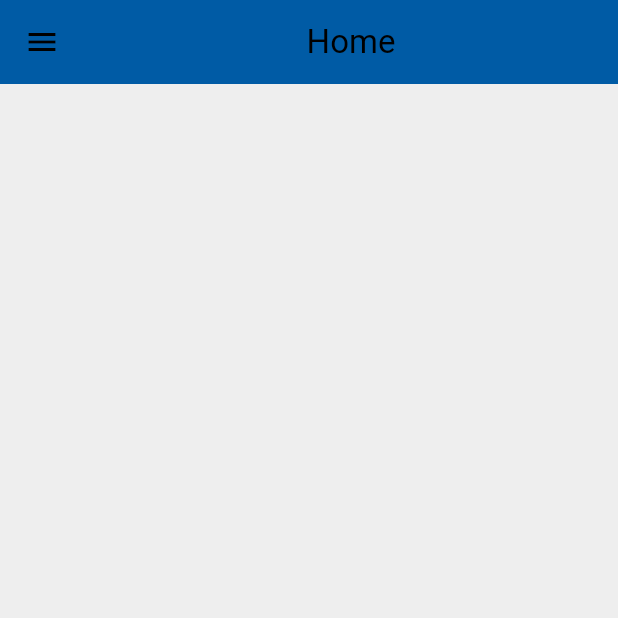
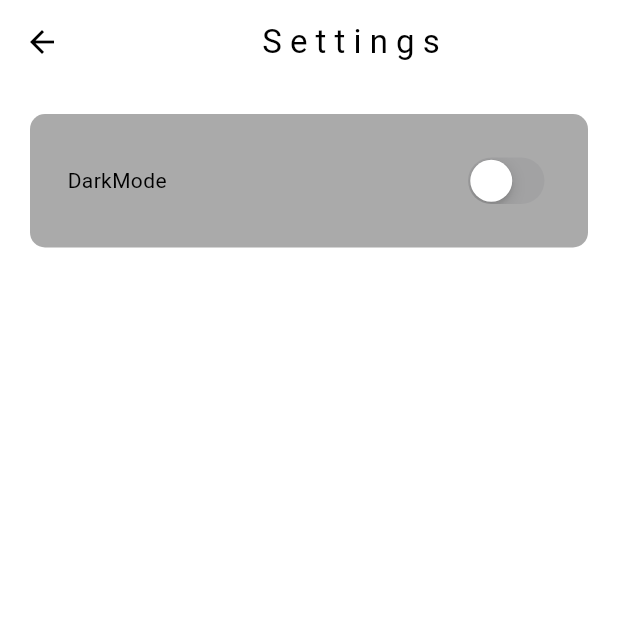
Before and after one commit to yakobsolo/Flutter-Projects, a Flutter app: the screen it shows once a user with an empty profile is signed in, in the side drawer, after a tap on "S E T T I N G S", on a phone screen of 412 x 824 dp, the top half of it. Run offline on Flutter 3.47's test engine with Material 3 defaults, Android fonts, the phone set to English and light mode, and no system bars; our stand-ins replace cloud_firestore, firebase_auth, firebase_core, flutter_dotenv, geocoding, geolocator and 3 more; missing offline and left inert: tmdb_api; accounts and stored records are empty; generated files the repository leaves out were written again; network calls fail.

Commit message:
fit(add settings page)

```diff
--- a/chatapp/lib/features/homepage/widgets/drawerpage.dart
+++ b/chatapp/lib/features/homepage/widgets/drawerpage.dart
@@ -1,14 +1,20 @@
+import 'package:chatapp/features/settingspage/UI/settingspage.dart';
 import 'package:firebase_auth/firebase_auth.dart';
 import 'package:flutter/material.dart';
 import 'package:google_sign_in/google_sign_in.dart';
 
-class DrawerPage extends StatelessWidget {
+class DrawerPage extends StatefulWidget {
   const DrawerPage({super.key});
 
+  @override
+  State<DrawerPage> createState() => _DrawerPageState();
+}
+
+class _DrawerPageState extends State<DrawerPage> {
   signOut() async {
-      await GoogleSignIn().signOut();
-      await FirebaseAuth.instance.signOut();
-    }
+    await GoogleSignIn().signOut();
+    await FirebaseAuth.instance.signOut();
+  }
 
   @override
   Widget build(BuildContext context) {
@@ -45,7 +51,13 @@ class DrawerPage extends StatelessWidget {
                   horizontal: 15.0,
                 ),
                 child: ListTile(
-                  onTap: () => Navigator.pop(context),
+                  onTap: () {
+                    Navigator.pop(context);
+                    Navigator.push(
+                        context,
+                        MaterialPageRoute(
+                            builder: (context) => const SettingsPage()));
+                  },
                   title: Text(
                     "S E T T I N G S",
                     style: TextStyle(
--- a/chatapp/lib/features/loginpage/widgets/mytextfield.dart
+++ b/chatapp/lib/features/loginpage/widgets/mytextfield.dart
@@ -1,6 +1,7 @@
 import 'package:flutter/material.dart';
 
 class MyTextField extends StatelessWidget {
+  final FocusNode? focusnode;
   final String hinttext;
   final controller;
   final bool obsucure;
@@ -8,32 +9,27 @@ class MyTextField extends StatelessWidget {
       {super.key,
       required this.hinttext,
       required this.controller,
-      required this.obsucure});
+      required this.obsucure, this.focusnode});
 
   @override
   Widget build(BuildContext context) {
     return Container(
-
       padding: EdgeInsets.symmetric(horizontal: 40),
-
       child: TextField(
-
         obscureText: obsucure,
         controller: controller,
+        focusNode: focusnode,
         cursorColor: Theme.of(context).colorScheme.secondary,
-
         decoration: InputDecoration(
-
           fillColor: Colors.white,
           filled: true,
           hintStyle: TextStyle(color: Colors.grey),
           hintText: hinttext,
-
-
-          enabledBorder: const OutlineInputBorder(borderSide: BorderSide(color: Colors.white)),
-
-          focusedBorder: const OutlineInputBorder(borderSide: BorderSide(color: Colors.white)),
-                  ),
+          enabledBorder: const OutlineInputBorder(
+              borderSide: BorderSide(color: Colors.white)),
+          focusedBorder: const OutlineInputBorder(
+              borderSide: BorderSide(color: Colors.white)),
+        ),
       ),
     );
   }
--- /dev/null
+++ b/chatapp/lib/features/settingspage/UI/settingspage.dart
@@ -0,0 +1,53 @@
+import 'package:chatapp/theme/themdatanotifier.dart';
+import 'package:flutter/cupertino.dart';
+import 'package:flutter/material.dart';
+import 'package:provider/provider.dart';
+
+class SettingsPage extends StatefulWidget {
+  const SettingsPage({super.key});
+
+  @override
+  State<SettingsPage> createState() => _SettingsPageState();
+}
+
+class _SettingsPageState extends State<SettingsPage> {
+  @override
+  Widget build(BuildContext context) {
+    return Scaffold(
+      appBar: AppBar(
+        backgroundColor: Colors.transparent,
+        elevation: 0,
+
+
+        title: const Center(child: Text("S e t t i n g s")),
+      ),
+      body: Container(
+        padding: const EdgeInsets.all(25),
+        margin: const EdgeInsets.all(20),
+        decoration: BoxDecoration(
+          color: const Color.fromARGB(255, 170, 170, 170),
+          borderRadius: BorderRadius.circular(10),
+        ),
+        child: Row(
+          mainAxisAlignment: MainAxisAlignment.spaceBetween,
+          children: [
+            const Text("DarkMode"),
+
+            CupertinoSwitch(
+
+              value: Provider.of<ThemeProvider>(context, listen: false)
+                    .isDarkMode, onChanged: (value) =>
+                    Provider.of<ThemeProvider>(context, listen: false)
+                        .toggleTheme())
+            // CupertinoSwitch(
+            //     value: Provider.of<ThemeProvider>(context, listen: false)
+            //         .isDarkMode,
+            //     onChanged: (value) =>
+            //         Provider.of<ThemeProvider>(context, listen: false)
+            //             .toggleTheme())
+          ],
+        ),
+      ),
+    );
+  }
+}
--- a/chatapp/lib/main.dart
+++ b/chatapp/lib/main.dart
@@ -1,7 +1,9 @@
+
 import 'package:chatapp/features/loginpage/UI/authScreen.dart';
-import 'package:chatapp/theme/theme.dart';
+import 'package:chatapp/theme/themdatanotifier.dart';
 import "package:flutter/material.dart";
 import 'package:firebase_core/firebase_core.dart';
+import 'package:provider/provider.dart';
 import 'firebase_options.dart';
 
 void main() async {
@@ -9,7 +11,11 @@ void main() async {
   await Firebase.initializeApp(
     options: DefaultFirebaseOptions.currentPlatform,
   );
-  runApp(MyApp());
+  runApp(
+    ChangeNotifierProvider(create: (context) => ThemeProvider(),
+    child: MyApp(),
+    )
+  );
 }
 
 class MyApp extends StatelessWidget {
@@ -19,8 +25,8 @@ class MyApp extends StatelessWidget {
   Widget build(BuildContext context) {
     return  MaterialApp(
       debugShowCheckedModeBanner: false,
-      theme: lightMode,
-      darkTheme: darkMode,
+      theme: Provider.of<ThemeProvider>(context).themedata,
+      // darkTheme: darkMode,
       home: Scaffold(
 
         resizeToAvoidBottomInset: false,
--- /dev/null
+++ b/chatapp/lib/theme/themdatanotifier.dart
@@ -0,0 +1,22 @@
+import 'package:chatapp/theme/theme.dart';
+import 'package:flutter/material.dart';
+
+class ThemeProvider extends ChangeNotifier {
+  ThemeData _themeData = lightMode;
+
+  ThemeData get themedata => _themeData;
+
+  bool get isDarkMode => _themeData == darkMode;
+  set isDarkMode(bool isDarkMode) => _themeData == darkMode;
+
+  set themedata(ThemeData themeData) {
+    _themeData = themeData;
+
+    notifyListeners();
+  }
+
+  void toggleTheme() {
+    themedata = isDarkMode ? lightMode : darkMode;
+    print("${isDarkMode} ===============");
+  }
+}
--- a/chatapp/pubspec.yaml
+++ b/chatapp/pubspec.yaml
@@ -39,6 +39,7 @@ dependencies:
   # Use with the CupertinoIcons class for iOS style icons.
   cupertino_icons: ^1.0.6
   cloud_firestore: ^4.17.2
+  provider: ^6.1.2
 
 dev_dependencies:
   flutter_test:
```
Also changed, not shown: chatapp/lib/features/chatpage/UI/chatpage.dart (+66 -8 lines).
